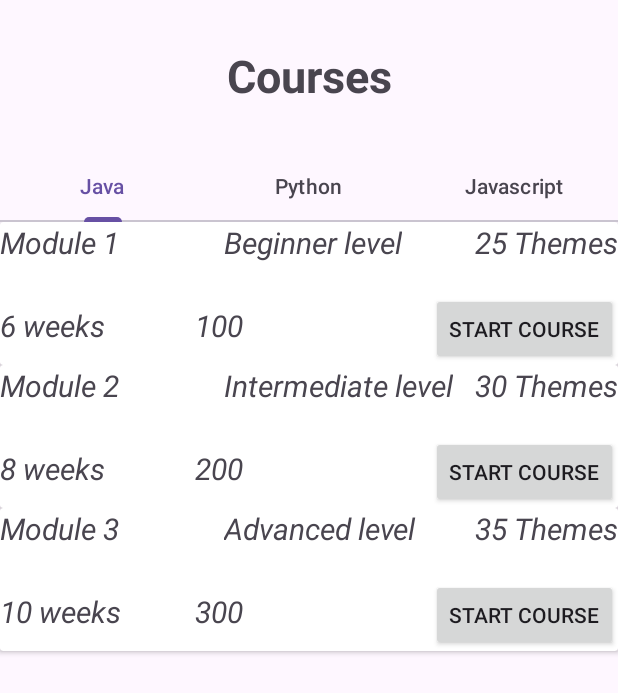
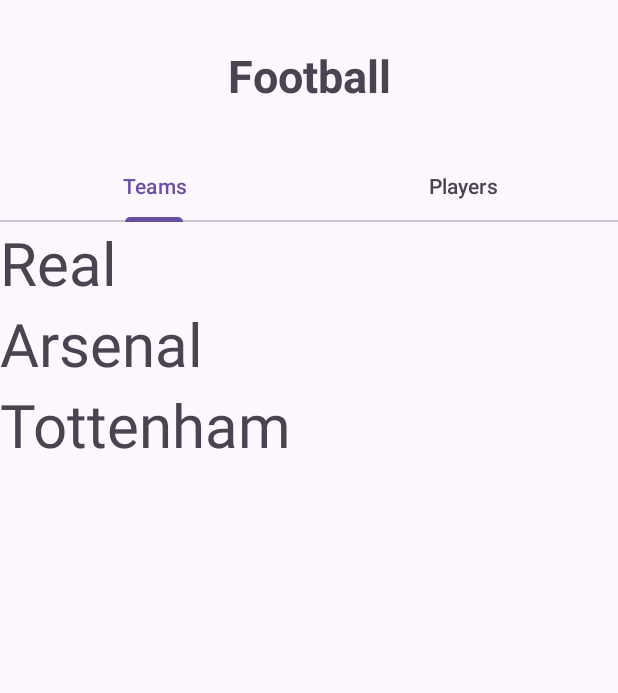
Before and after one commit to mdoliashvili/Android_davaleba2, an Android app: the screen it shows after launch (MainActivity), on a phone screen of 412 x 824 dp. Shown: the top 693 px of the screen. Run offline under Robolectric (Android 15) with nearby library versions, the phone set to English and light mode, and no system bars.

Commit message:
davaleba2

```diff
--- a/app/src/main/java/com/example/android_homework_2/Course.kt
+++ /dev/null
@@ -1,9 +0,0 @@
-package com.example.android_homework_2
-
-data class Course (
-    var module: String,
-    var level: String,
-    var Themes: String,
-    var Duration: String,
-    var Price: Int
-)
--- /dev/null
+++ b/app/src/main/java/com/example/android_homework_2/Football.kt
@@ -0,0 +1,5 @@
+package com.example.android_homework_2
+
+data class Football (
+    var name: String,
+)
--- a/app/src/main/java/com/example/android_homework_2/PythonFragment.kt
+++ b/app/src/main/java/com/example/android_homework_2/FootballersFragment.kt
@@ -6,39 +6,41 @@ import android.view.LayoutInflater
 import android.view.View
 import android.view.ViewGroup
 import androidx.recyclerview.widget.LinearLayoutManager
-import com.example.android_homework_2.databinding.FragmentPythonBinding
+import com.example.android_homework_2.databinding.FragmentFootballersBinding
+import com.example.android_homework_2.databinding.FragmentTeamsBinding
 
 
-class PythonFragment : Fragment() {
-    private lateinit var binding: FragmentPythonBinding
+class FootballersFragment : Fragment() {
+
+    private lateinit var binding: FragmentFootballersBinding
     private lateinit var adapter: RecyclerViewAdapter
 
-    private val PythonCourse = listOf(
-        Course("Module 1", "Beginner level", "20 Themes","6 weeks", 150),
-        Course("Module 2", "Intermediate level", "30 Themes","8 weeks", 250),
-        Course("Module 3", "Advanced level", "25 Themes","7 weeks", 350)
+    private val Footballers = listOf(
+        Football("Marcelo"),
+        Football("Ramos"),
+        Football("Ronaldo")
     )
+
     override fun onCreateView(
         inflater: LayoutInflater, container: ViewGroup?,
         savedInstanceState: Bundle?
     ): View {
-        binding= FragmentPythonBinding.inflate(inflater,container,false)
+        binding = FragmentFootballersBinding.inflate(inflater,container,false)
         return binding.root
     }
-
     override fun onViewCreated(view: View, savedInstanceState: Bundle?) {
         super.onViewCreated(view, savedInstanceState)
         initRecyView()
     }
 
     private fun initRecyView()=with(binding){
-        PythonRecycler.layoutManager = LinearLayoutManager(activity)
-        adapter=RecyclerViewAdapter(PythonCourse)
-        PythonRecycler.adapter=adapter
+        FootballerRecycler.layoutManager = LinearLayoutManager(activity)
+        adapter=RecyclerViewAdapter(Footballers)
+        FootballerRecycler.adapter=adapter
     }
 
     companion object {
         @JvmStatic
-        fun newInstance() = PythonFragment()
+        fun newInstance() = FootballersFragment()
     }
 }
--- a/app/src/main/java/com/example/android_homework_2/JavaFragment.kt
+++ /dev/null
@@ -1,47 +0,0 @@
-package com.example.android_homework_2
-
-import android.os.Bundle
-import androidx.fragment.app.Fragment
-import android.view.LayoutInflater
-import android.view.View
-import android.view.ViewGroup
-import androidx.recyclerview.widget.LinearLayoutManager
-import com.example.android_homework_2.databinding.FragmentJavaBinding
-import com.example.android_homework_2.databinding.FragmentPythonBinding
-
-class JavaFragment : Fragment() {
-
-    private lateinit var binding: FragmentJavaBinding
-    private lateinit var adapter: RecyclerViewAdapter
-
-    private val JavaCourse = listOf(
-        Course("Module 1", "Beginner level", "25 Themes","6 weeks", 100),
-        Course("Module 2", "Intermediate level", "30 Themes","8 weeks", 200),
-        Course("Module 3", "Advanced level", "35 Themes","10 weeks", 300)
-    )
-
-    override fun onCreateView(
-        inflater: LayoutInflater, container: ViewGroup?,
-        savedInstanceState: Bundle?
-    ): View {
-        binding = FragmentJavaBinding.inflate(inflater,container,false)
-        return binding.root
-    }
-
-    override fun onViewCreated(view: View, savedInstanceState: Bundle?) {
-        super.onViewCreated(view, savedInstanceState)
-        initRecyView()
-    }
-
-    private fun initRecyView()=with(binding){
-        JavaRecycler.layoutManager = LinearLayoutManager(activity)
-        adapter=RecyclerViewAdapter(JavaCourse)
-        JavaRecycler.adapter=adapter
-    }
-
-
-    companion object {
-        @JvmStatic
-        fun newInstance() = JavaFragment()
-    }
-}
--- a/app/src/main/java/com/example/android_homework_2/JavascriptFragment.kt
+++ /dev/null
@@ -1,47 +0,0 @@
-package com.example.android_homework_2
-
-import android.os.Bundle
-import androidx.fragment.app.Fragment
-import android.view.LayoutInflater
-import android.view.View
-import android.view.ViewGroup
-import androidx.recyclerview.widget.LinearLayoutManager
-import com.example.android_homework_2.databinding.FragmentJavaBinding
-import com.example.android_homework_2.databinding.FragmentJavascriptBinding
-
-class JavascriptFragment : Fragment() {
-
-
-    private lateinit var binding: FragmentJavascriptBinding
-    private lateinit var adapter: RecyclerViewAdapter
-
-    private val JavascriptCourse = listOf(
-        Course("Module 1", "Beginner level", "22 Themes","12 weeks", 200),
-        Course("Module 2", "Intermediate level", "33 Themes","14 weeks", 400),
-        Course("Module 3", "Advanced level", "27 Themes","20 weeks", 600)
-    )
-
-    override fun onCreateView(
-        inflater: LayoutInflater, container: ViewGroup?,
-        savedInstanceState: Bundle?
-    ): View? {
-        binding = FragmentJavascriptBinding.inflate(inflater,container,false)
-        return binding.root
-    }
-
-    override fun onViewCreated(view: View, savedInstanceState: Bundle?) {
-        super.onViewCreated(view, savedInstanceState)
-        initRecyView()
-    }
-
-    private fun initRecyView()=with(binding){
-        JavascriptRecycler.layoutManager = LinearLayoutManager(activity)
-        adapter= RecyclerViewAdapter(JavascriptCourse)
-        JavascriptRecycler.adapter=adapter
-    }
-
-    companion object {
-        @JvmStatic
-        fun newInstance() = JavascriptFragment()
-    }
-}
--- a/app/src/main/java/com/example/android_homework_2/MainFragment.kt
+++ b/app/src/main/java/com/example/android_homework_2/MainFragment.kt
@@ -14,11 +14,10 @@ class MainFragment : Fragment() {
     private lateinit var binding: FragmentMainBinding
 
     private val Flist = listOf(
-        JavaFragment.newInstance(),
-        PythonFragment.newInstance(),
-        JavascriptFragment.newInstance()
+       TeamsFragment.newInstance(),
+        FootballersFragment.newInstance()
     )
-    private val tList = listOf("Java","Python","Javascript")
+    private val tList = listOf("Teams","Players")
 
     override fun onViewCreated(view: View, savedInstanceState: Bundle?) {
         super.onViewCreated(view, savedInstanceState)
--- a/app/src/main/java/com/example/android_homework_2/RecyclerViewAdapter.kt
+++ b/app/src/main/java/com/example/android_homework_2/RecyclerViewAdapter.kt
@@ -9,10 +9,10 @@ import androidx.recyclerview.widget.RecyclerView
 
 import com.google.android.material.snackbar.Snackbar
 
-class RecyclerViewAdapter(val datalist: List<Course>): RecyclerView.Adapter<RecyclerViewAdapter.MyViewHolder>(){
+class RecyclerViewAdapter(val datalist: List<Football>): RecyclerView.Adapter<RecyclerViewAdapter.MyViewHolder>(){
 
         class MyViewHolder(v: View): RecyclerView.ViewHolder(v){
-            var currentCourse:Course ?= null
+            var currentCourse:Football ?= null
 
             init {
                 itemView.setOnClickListener {
@@ -34,18 +34,11 @@ class RecyclerViewAdapter(val datalist: List<Course>): RecyclerView.Adapter<Recy
 
         @SuppressLint("SetTextI18n")
         override fun onBindViewHolder(holder: MyViewHolder, position: Int) {
-            val course = datalist[position]
-            holder.currentCourse = course
-            val module = holder.itemView.findViewById<TextView>(R.id.ModuleText)
-            val level = holder.itemView.findViewById<TextView>(R.id.LevelText)
-            val themes = holder.itemView.findViewById<TextView>(R.id.ThemeText)
-            val duration = holder.itemView.findViewById<TextView>(R.id.DurationText)
-            val price = holder.itemView.findViewById<TextView>(R.id.PriceText)
+            val football = datalist[position]
+            holder.currentCourse = football
+            val name = holder.itemView.findViewById<TextView>(R.id.Text)
 
-            module.text = course.module
-            level.text = course.level
-            themes.text = course.Themes.toString()
-            duration.text = course.Duration
-            price.text = course.Price.toString()
+            name.text = football.name
+
         }
 }
--- /dev/null
+++ b/app/src/main/java/com/example/android_homework_2/TeamsFragment.kt
@@ -0,0 +1,43 @@
+package com.example.android_homework_2
+
+import android.os.Bundle
+import androidx.fragment.app.Fragment
+import android.view.LayoutInflater
+import android.view.View
+import android.view.ViewGroup
+import androidx.recyclerview.widget.LinearLayoutManager
+import com.example.android_homework_2.databinding.FragmentTeamsBinding
+
+class TeamsFragment : Fragment() {
+    private lateinit var binding:FragmentTeamsBinding
+    private lateinit var adapter: RecyclerViewAdapter
+
+    private val Teams = listOf(
+        Football("Real"),
+        Football("Arsenal"),
+        Football("Tottenham")
+    )
+    override fun onCreateView(
+        inflater: LayoutInflater, container: ViewGroup?,
+        savedInstanceState: Bundle?
+    ): View {
+        binding = FragmentTeamsBinding.inflate(inflater,container,false)
+        return binding.root
+    }
+
+    override fun onViewCreated(view: View, savedInstanceState: Bundle?) {
+        super.onViewCreated(view, savedInstanceState)
+        initRecyView()
+    }
+
+    private fun initRecyView()=with(binding){
+        TeamsRecycler.layoutManager = LinearLayoutManager(activity)
+        adapter=RecyclerViewAdapter(Teams)
+        TeamsRecycler.adapter=adapter
+    }
+
+    companion object {
+        @JvmStatic
+        fun newInstance() = TeamsFragment()
+    }
+}
--- a/app/src/main/res/layout/fragment_javascript.xml
+++ b/app/src/main/res/layout/fragment_footballers.xml
@@ -4,10 +4,10 @@
     xmlns:tools="http://schemas.android.com/tools"
     android:layout_width="match_parent"
     android:layout_height="match_parent"
-    tools:context=".JavascriptFragment">
+    tools:context=".FootballersFragment">
 
     <androidx.recyclerview.widget.RecyclerView
-        android:id="@+id/JavascriptRecycler"
+        android:id="@+id/FootballerRecycler"
         android:layout_width="match_parent"
         android:layout_height="match_parent"
         app:layout_constraintBottom_toBottomOf="parent"
@@ -15,5 +15,4 @@
         app:layout_constraintStart_toStartOf="parent"
         app:layout_constraintTop_toTopOf="parent" />
 
-
 </androidx.constraintlayout.widget.ConstraintLayout>
--- a/app/src/main/res/layout/fragment_java.xml
+++ /dev/null
@@ -1,17 +0,0 @@
-<?xml version="1.0" encoding="utf-8"?>
-<androidx.constraintlayout.widget.ConstraintLayout xmlns:android="http://schemas.android.com/apk/res/android"
-    xmlns:app="http://schemas.android.com/apk/res-auto"
-    xmlns:tools="http://schemas.android.com/tools"
-    android:layout_width="match_parent"
-    android:layout_height="match_parent"
-    tools:context=".JavaFragment">
-
-    <androidx.recyclerview.widget.RecyclerView
-        android:id="@+id/JavaRecycler"
-        android:layout_width="match_parent"
-        android:layout_height="match_parent"
-        app:layout_constraintBottom_toBottomOf="parent"
-        app:layout_constraintEnd_toEndOf="parent"
-        app:layout_constraintStart_toStartOf="parent"
-        app:layout_constraintTop_toTopOf="parent" />
-</androidx.constraintlayout.widget.ConstraintLayout>
--- a/app/src/main/res/layout/fragment_main.xml
+++ b/app/src/main/res/layout/fragment_main.xml
@@ -11,7 +11,7 @@
         android:id="@+id/textView"
         android:layout_width="wrap_content"
         android:layout_height="wrap_content"
-        android:text="Courses"
+        android:text="Football"
         android:textStyle="bold"
         android:textSize="30sp"
         android:layout_marginBottom="0dp"
@@ -33,17 +33,13 @@
         <com.google.android.material.tabs.TabItem
             android:layout_width="wrap_content"
             android:layout_height="wrap_content"
-            android:text="Java" />
+            android:text="Teams" />
 
         <com.google.android.material.tabs.TabItem
             android:layout_width="wrap_content"
             android:layout_height="wrap_content"
-            android:text="Python" />
+            android:text="Players" />
 
-        <com.google.android.material.tabs.TabItem
-            android:layout_width="wrap_content"
-            android:layout_height="wrap_content"
-            android:text="Javascript" />
     </com.google.android.material.tabs.TabLayout>
 
     <androidx.viewpager2.widget.ViewPager2
--- a/app/src/main/res/layout/fragment_python.xml
+++ b/app/src/main/res/layout/fragment_teams.xml
@@ -4,10 +4,10 @@
     xmlns:tools="http://schemas.android.com/tools"
     android:layout_width="match_parent"
     android:layout_height="match_parent"
-    tools:context=".PythonFragment">
+    tools:context=".TeamsFragment">
 
     <androidx.recyclerview.widget.RecyclerView
-        android:id="@+id/PythonRecycler"
+        android:id="@+id/TeamsRecycler"
         android:layout_width="match_parent"
         android:layout_height="match_parent"
         app:layout_constraintBottom_toBottomOf="parent"
--- a/app/src/main/res/layout/item.xml
+++ b/app/src/main/res/layout/item.xml
@@ -1,80 +1,17 @@
 <?xml version="1.0" encoding="utf-8"?>
-<androidx.cardview.widget.CardView
+<LinearLayout
     xmlns:android="http://schemas.android.com/apk/res/android"
     xmlns:app="http://schemas.android.com/apk/res-auto"
     android:layout_width="match_parent"
     android:layout_height="wrap_content"
     >
 
-    <androidx.constraintlayout.widget.ConstraintLayout
-        android:layout_width="match_parent"
-        android:layout_height="match_parent">
+    <TextView
+        android:id="@+id/Text"
+        android:text="text"
+        android:textSize="40sp"
+        android:layout_width="wrap_content"
+        android:layout_height="wrap_content"
+       />
 
-        <TextView
-            android:id="@+id/ModuleText"
-            android:layout_width="wrap_content"
-            android:layout_height="wrap_content"
-            android:text="Module"
-            android:textSize="20sp"
-            android:textStyle="italic"
-            app:layout_constraintStart_toStartOf="parent"
-            app:layout_constraintTop_toTopOf="parent" />
-
-        <TextView
-            android:id="@+id/LevelText"
-            android:layout_width="wrap_content"
-            android:layout_height="wrap_content"
-            android:layout_marginStart="70dp"
-            android:text="Level"
-            android:textSize="20sp"
-            android:textStyle="italic"
-            app:layout_constraintStart_toEndOf="@+id/ModuleText"
-            app:layout_constraintTop_toTopOf="parent" />
-
-        <TextView
-            android:id="@+id/ThemeText"
-            android:layout_width="wrap_content"
-            android:layout_height="wrap_content"
-            android:text="Theme"
-            android:textSize="20sp"
-            android:textStyle="italic"
-            app:layout_constraintEnd_toEndOf="parent"
-            app:layout_constraintHorizontal_bias="1.0"
-            app:layout_constraintStart_toEndOf="@+id/LevelText"
-            app:layout_constraintTop_toTopOf="parent" />
-
-        <TextView
-            android:id="@+id/DurationText"
-            android:layout_width="wrap_content"
-            android:layout_height="wrap_content"
-            android:layout_marginTop="28dp"
-            android:text="Duration"
-            android:textSize="20sp"
-            android:textStyle="italic"
-            app:layout_constraintStart_toStartOf="parent"
-            app:layout_constraintTop_toBottomOf="@+id/ModuleText" />
-
-        <TextView
-            android:id="@+id/PriceText"
-            android:layout_width="wrap_content"
-            android:layout_height="wrap_content"
-            android:layout_marginStart="130dp"
-            android:layout_marginTop="28dp"
-            android:text="Price"
-            android:textSize="20sp"
-            android:textStyle="italic"
-            app:layout_constraintStart_toStartOf="parent"
-            app:layout_constraintTop_toBottomOf="@+id/LevelText" />
-
-        <androidx.appcompat.widget.AppCompatButton
-            android:id="@+id/StartButton"
-            android:layout_width="wrap_content"
-            android:layout_height="wrap_content"
-            android:layout_marginTop="20dp"
-            android:text="Start Course"
-            app:layout_constraintEnd_toEndOf="parent"
-            app:layout_constraintHorizontal_bias="1.0"
-            app:layout_constraintStart_toEndOf="@+id/PriceText"
-            app:layout_constraintTop_toBottomOf="@+id/ThemeText" />
-    </androidx.constraintlayout.widget.ConstraintLayout>
-</androidx.cardview.widget.CardView>
+</LinearLayout>
```
Also changed, not shown: 2 other files.
